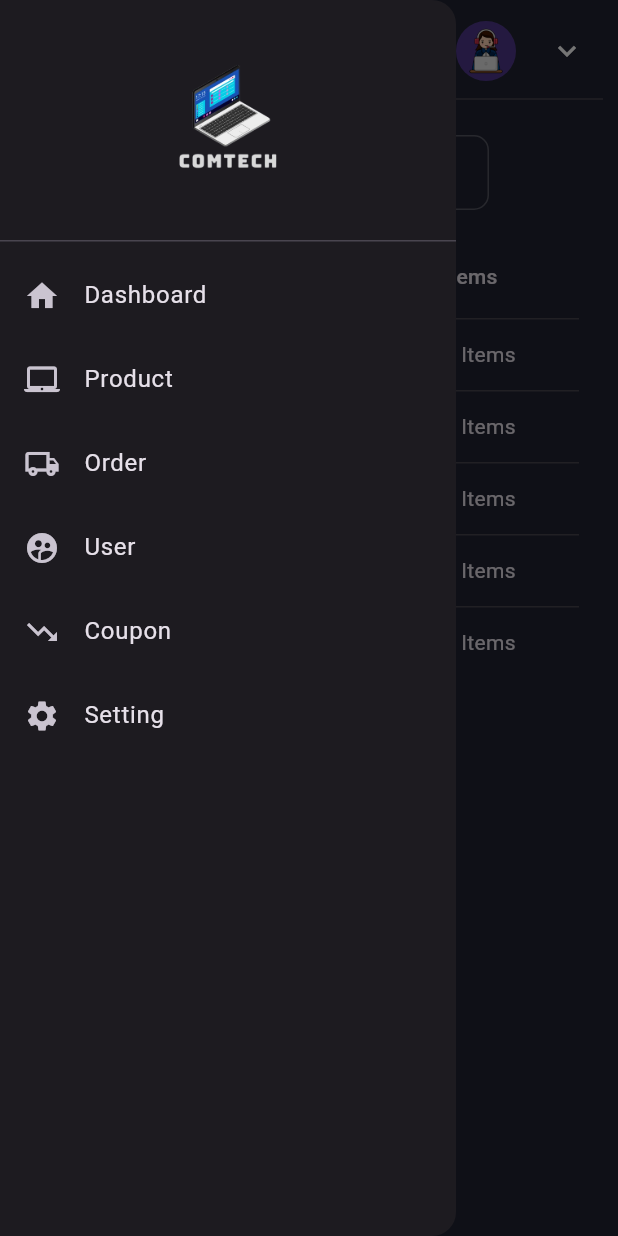
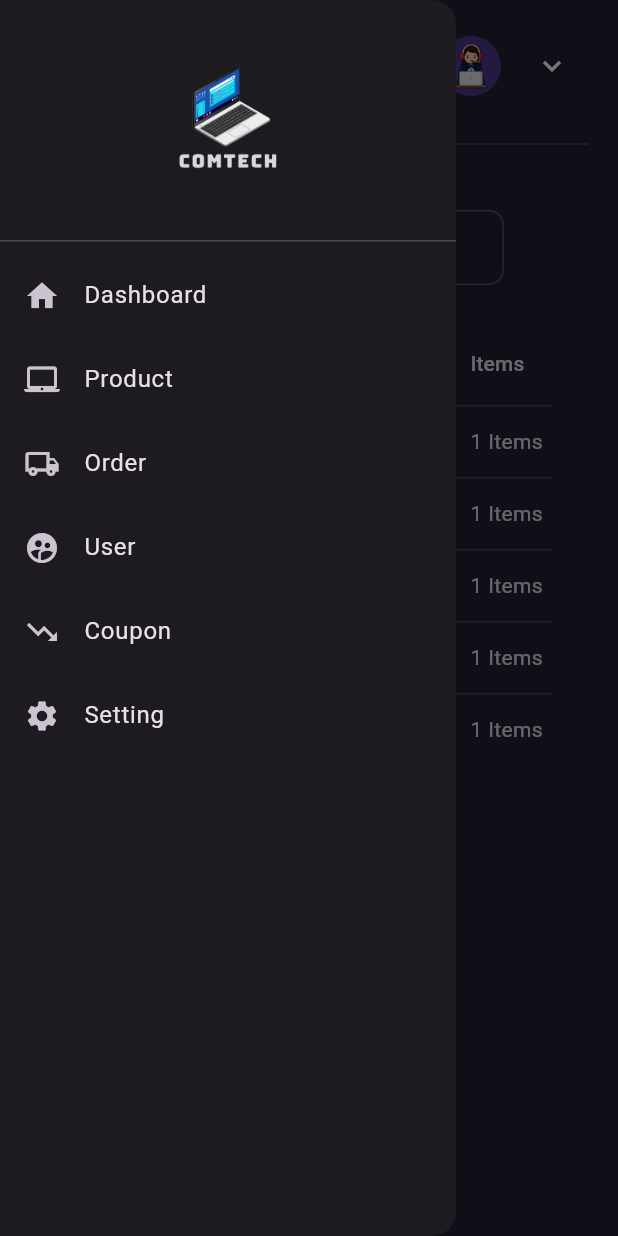
Before and after one commit to SFAri/flutterApp, a Flutter app: the AdminHome screen opened directly, in the side drawer, after a tap on "Order", on a phone screen of 412 x 824 dp. Run offline on Flutter 3.47's test engine with Material 3 defaults, Android fonts, the phone set to English and light mode, and no system bars; our stand-ins replace carousel_slider, dotted_border, fl_chart, flutter_rating_bar, font_awesome_flutter, get and 7 more; missing offline and left inert: cloudinary_flutter, cloudinary_url_gen; accounts and stored records are empty; network calls fail.

Commit message:
fix bug order UI

```diff
--- a/FE/ecommerce/lib/features/admin/screens/orderManagement/order_management.dart
+++ b/FE/ecommerce/lib/features/admin/screens/orderManagement/order_management.dart
@@ -1,6 +1,7 @@
 // order_management.dart
 import 'package:ecommerce/features/admin/screens/dashboard/widgets/header.dart';
 import 'package:ecommerce/features/admin/screens/orderManagement/orderDetail/order_details.dart';
+import 'package:ecommerce/main.dart';
 import 'package:flutter/material.dart';
 
 class Order {
@@ -71,12 +72,20 @@ class _OrderManagementScreenState extends State<OrderManagementScreen> {
 
   @override
   Widget build(BuildContext context) {
-    return Column(
+    return SafeArea(
+      child: SingleChildScrollView(
+        scrollDirection: Axis.vertical,
+        padding: EdgeInsets.all(10),
+        child: Column(
+          mainAxisAlignment: MainAxisAlignment.center,
+          mainAxisSize: MainAxisSize.min,
+          spacing: 20,
           children: [
-        const Header(title: 'Order Management'),
-        const Divider(),
+            Header(title: 'Order Management'),
+            Divider(),
+
             Padding(
-          padding: const EdgeInsets.all(16.0),
+              padding: EdgeInsets.all(16.0),
               child: Column(
                 crossAxisAlignment: CrossAxisAlignment.start,
                 children: [
@@ -101,7 +110,8 @@ class _OrderManagementScreenState extends State<OrderManagementScreen> {
                     ),
                   ),
                   const SizedBox(height: 16),
-              Expanded(
+                  Padding(
+                    padding: const EdgeInsets.all(8.0),
                     child: SingleChildScrollView(
                       scrollDirection: Axis.horizontal,
                       child: DataTable(
@@ -138,12 +148,13 @@ class _OrderManagementScreenState extends State<OrderManagementScreen> {
                                 IconButton(
                                   icon: const Icon(Icons.remove_red_eye, color: Colors.white70),
                                   onPressed: () {
-                                Navigator.push(
-                                  context,
-                                  MaterialPageRoute(
-                                    builder: (context) => OrderDetailScreen(order: order),
-                                  ),
-                                );
+                                    // Navigator.push(
+                                    //   context,
+                                    //   MaterialPageRoute(
+                                    //     builder: (context) => OrderDetailScreen(order: order),
+                                    //   ),
+                                    // );
+                                    streamController.add(OrderDetailScreen(order: order));
                                   },
                                 ),
                               ],
@@ -157,6 +168,8 @@ class _OrderManagementScreenState extends State<OrderManagementScreen> {
               ),
             ),
           ],
+        ),
+      ),
     );
   }
 }
```
Also changed, not shown: FE/ecommerce/lib/features/admin/screens/orderManagement/orderDetail/order_details.dart (+9 -4 lines). Lines whose indentation alone changed are shown as unchanged.
